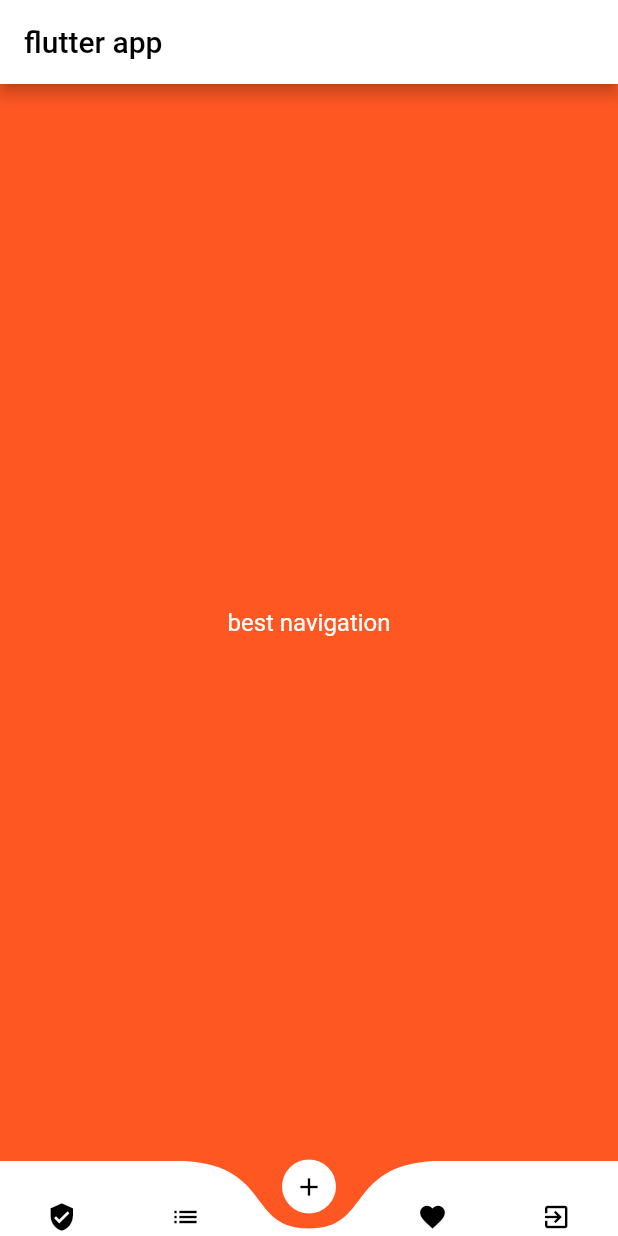
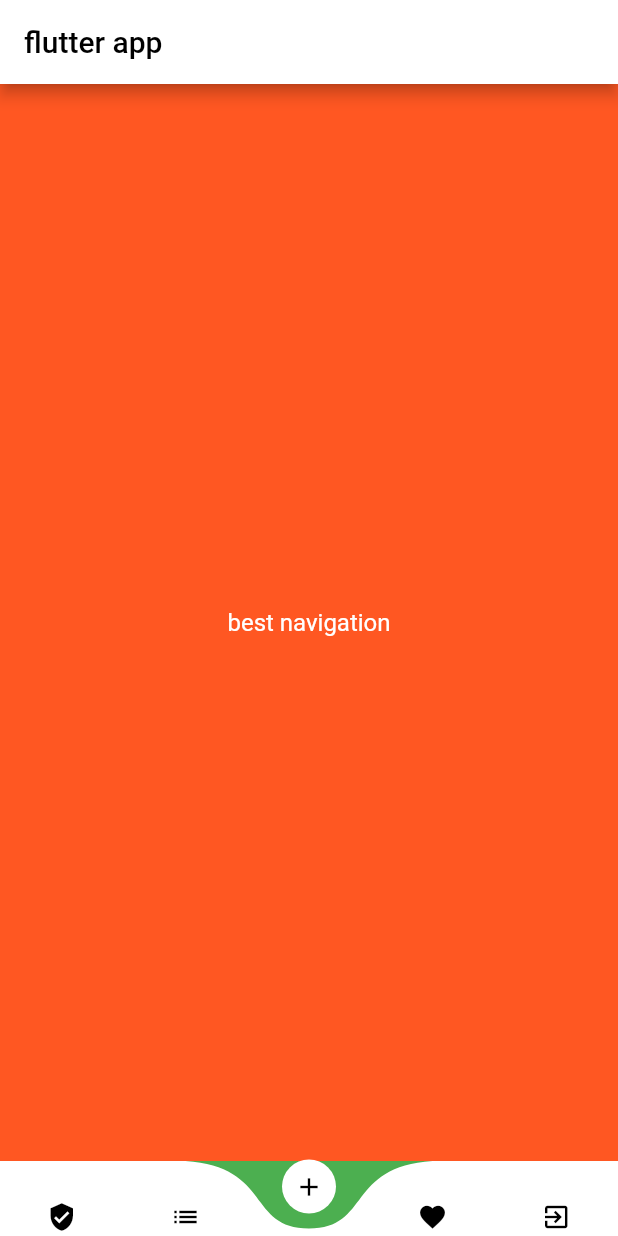
Before and after one commit to Alicode1382/Navigationbar, a Flutter app: the screen it shows after launch, on a phone screen of 412 x 824 dp. Run offline on Flutter 3.47's test engine with Material 2 defaults, Android fonts, the phone set to English and light mode, and no system bars; drawn by our look-alikes of curved_navigation_bar.

Commit message:
first commit

```diff
--- a/lib/Navigation/Navigationbar.dart
+++ b/lib/Navigation/Navigationbar.dart
@@ -36,7 +36,7 @@ class _MyhomepageState extends State<Myhomepage> {
       ),
       bottomNavigationBar: new CurvedNavigationBar(
           color: Colors.white,
-          backgroundColor: Colors.deepOrange,
+          backgroundColor: Colors.green,
           buttonBackgroundColor: Colors.white,
           height: 50,
           animationDuration: new Duration(milliseconds: 200),
```
